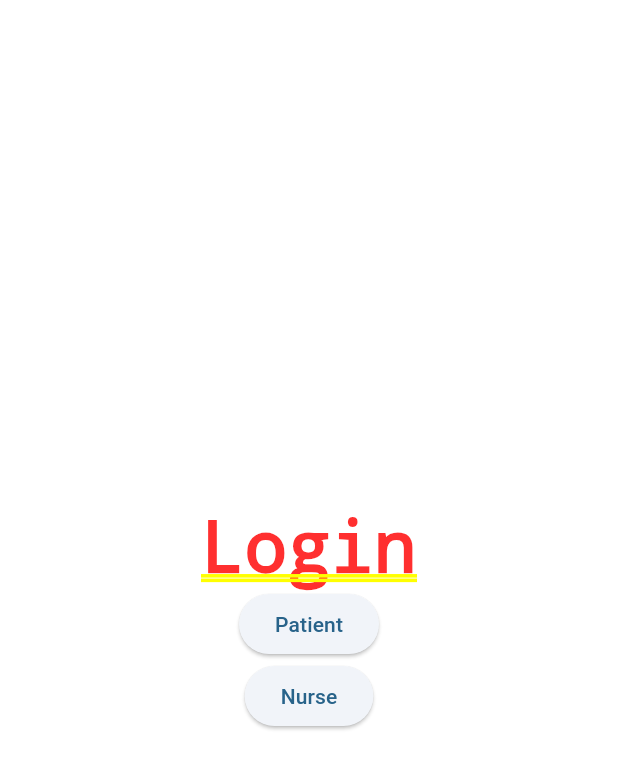
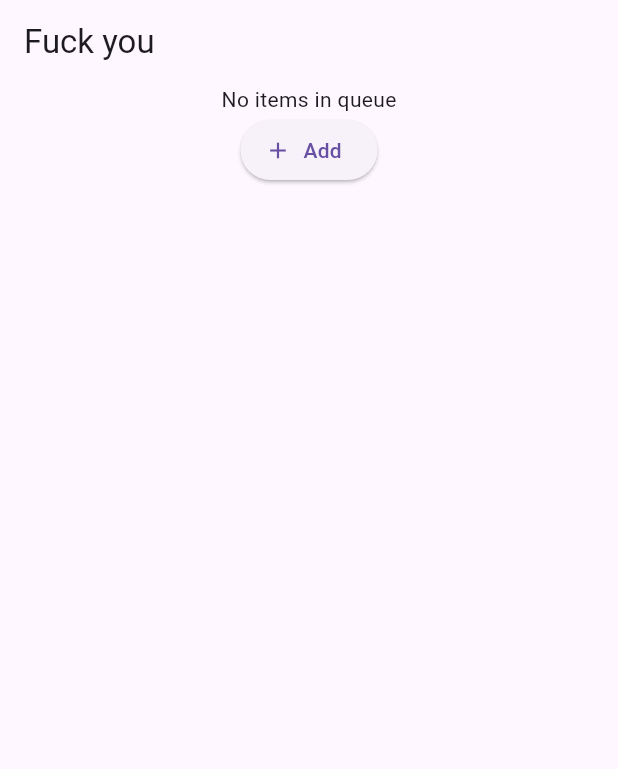
Before and after one commit to JonnyShiUW/dubhacks24, a Flutter app: the screen it shows after launch, on a phone screen of 412 x 824 dp. Shown: the top 769 px of the screen. Run offline on Flutter 3.47's test engine with Material 3 defaults, Android fonts, the phone set to English and light mode, and no system bars; our stand-ins replace dio, shelf, supabase; missing offline and left inert: shelf_router; accounts and stored records are empty.

Commit message:
initial UI setup for nurse frontend

```diff
--- a/todo_frontend/lib/main.dart
+++ b/todo_frontend/lib/main.dart
@@ -15,16 +15,12 @@ class BaseApp extends StatelessWidget {
 
   @override
   Widget build(BuildContext context) {
-    return ChangeNotifierProvider<MyAppState>(
-      create: (BuildContext context) => MyAppState(),
-      child: MaterialApp(
-        title: 'Vigil',
-        theme: ThemeData(
-          useMaterial3:true,
-          colorScheme: ColorScheme.fromSeed(seedColor: const Color.fromARGB(255, 189, 224, 255))
-        ),
-        home: ToDoApp(),
-      )
+    return MaterialApp(
+      theme: ThemeData(useMaterial3: true),
+      home: Scaffold(
+        appBar: AppBar(title: const Text('Fuck you')),
+        body: const NurseFrontend(),
+      ),
     );
   }
 }
@@ -49,9 +45,86 @@ class ToDoApp extends StatelessWidget {
         children:[
           const Text('Login'),
           ElevatedButton(onPressed: (){}, child: Text('Patient')),
-          ElevatedButton(onPressed: (){}, child: Text('Nurse')),
+          ElevatedButton(onPressed: (){
+              Navigator.push(
+                context,
+                MaterialPageRoute(builder: (context) => NurseFrontend())
+              );
+            },             child: const Text('Nurse')),
         ]
       ),
     );
   }
 }
+
+class NurseFrontend extends StatefulWidget {
+  const NurseFrontend({super.key});
+
+  @override
+  State<NurseFrontend> createState() => _NurseFrontend();
+}
+
+class _NurseFrontend extends State<NurseFrontend> {
+  var currId = 0;
+  var queue = <(int, ExpansionTile)>[];
+
+  @override
+  Widget build(BuildContext context) {
+
+    // on empty
+    if(queue.isEmpty) {
+      return Column(
+        children: [
+          const Center(child: Text("No items in queue")),
+          ElevatedButton.icon(
+          onPressed: () {
+            setState(() {
+              queue.add(createTile("temp$currId", "temp$currId", ["temp$currId"], currId));
+              currId++;
+            });
+          },
+          icon: const Icon(Icons.add),
+          label: const Text("Add")
+        )
+        ]
+      );
+    }
+
+    // on not empty
+    return Column(
+      children: <Widget>[
+        for(var tile in queue)
+          tile.$2,
+        ElevatedButton.icon(
+          onPressed: () {
+            setState(() {
+              queue.add(createTile("temp$currId", "temp$currId", ["temp$currId"], currId));
+              currId++;
+            });
+          },
+          icon: const Icon(Icons.add),
+          label: const Text("Add")
+        )
+      ],
+    );
+  }
+
+  (int, ExpansionTile) createTile(String title, String subtitle, properties, currentId) {
+  return (currentId, ExpansionTile(
+    title: Text(title),
+    subtitle: Text(subtitle),
+    children: [
+      for (String s in properties)
+        ListTile(title: Text(s)),
+      ElevatedButton(
+        onPressed: () {
+          setState(() {
+            queue.removeWhere((element) => element.$1 == currentId);
+          });
+        },
+        child: const Text("Delete")
+      )
+    ]
+  ));
+}
+}
```
